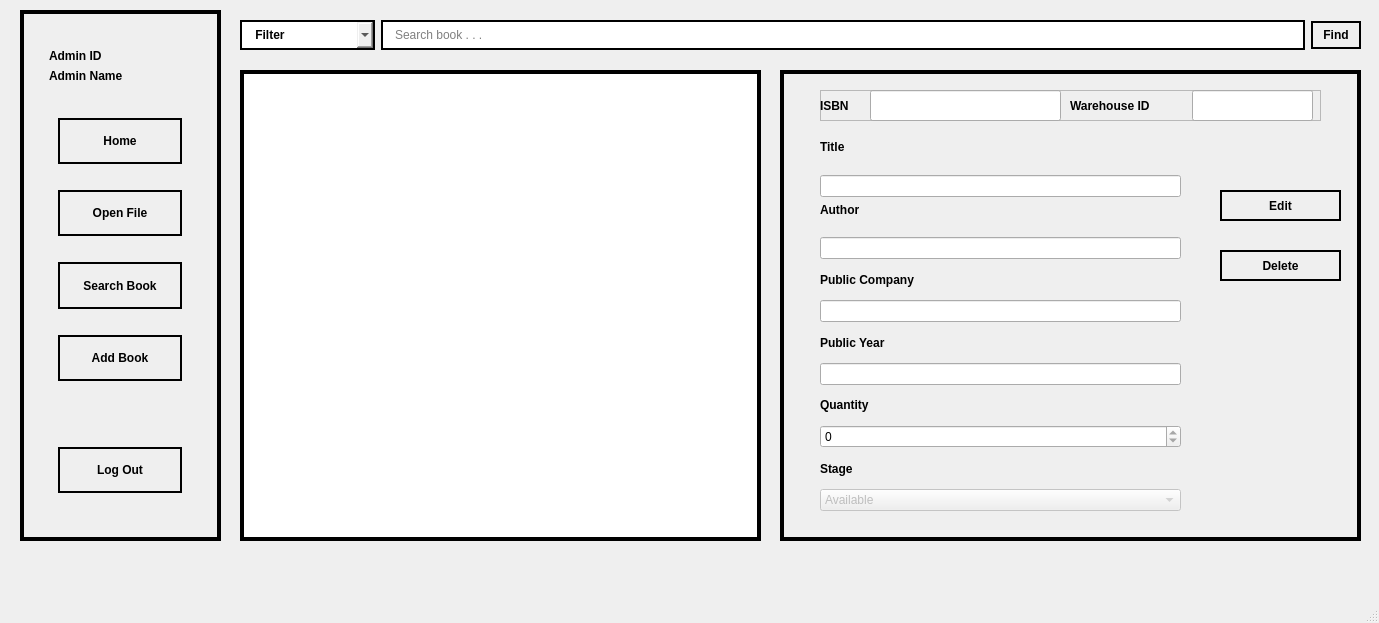
This is ui/designer-files/mainwindow.ui in viciousircle/FINAL-huhuh as Qt 5 draws it before an edit. The edited form follows.
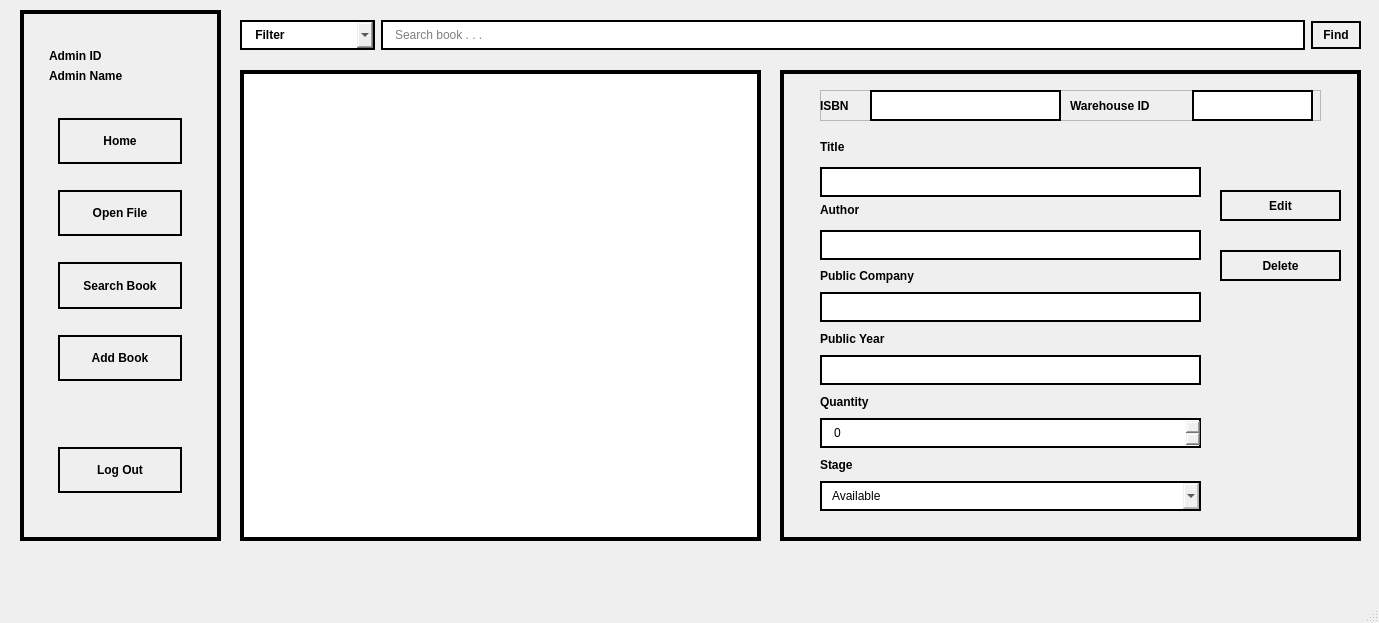
This is the edited form. The open tabs and pages were chosen to show the change.

Commit message: search ui table look goood maanannan

```diff
--- a/ui/designer-files/mainwindow.ui
+++ b/ui/designer-files/mainwindow.ui
@@ -877,7 +877,7 @@
         <rect>
          <x>40</x>
          <y>70</y>
-         <width>361</width>
+         <width>381</width>
          <height>371</height>
         </rect>
        </property>
@@ -899,6 +899,12 @@
           <property name="enabled">
            <bool>true</bool>
           </property>
+          <property name="styleSheet">
+           <string notr="true">border: 2px solid black;
+color: rgb(0, 0, 0);
+padding: 5px 10px 5px 10px ;
+</string>
+          </property>
           <property name="readOnly">
            <bool>true</bool>
           </property>
@@ -921,6 +927,12 @@
           <property name="enabled">
            <bool>true</bool>
           </property>
+          <property name="styleSheet">
+           <string notr="true">border: 2px solid black;
+color: rgb(0, 0, 0);
+padding: 5px 10px 5px 10px ;
+</string>
+          </property>
           <property name="readOnly">
            <bool>true</bool>
           </property>
@@ -943,6 +955,12 @@
           <property name="enabled">
            <bool>true</bool>
           </property>
+          <property name="styleSheet">
+           <string notr="true">border: 2px solid black;
+color: rgb(0, 0, 0);
+padding: 5px 10px 5px 10px ;
+</string>
+          </property>
           <property name="readOnly">
            <bool>true</bool>
           </property>
@@ -965,6 +983,12 @@
           <property name="enabled">
            <bool>true</bool>
           </property>
+          <property name="styleSheet">
+           <string notr="true">border: 2px solid black;
+color: rgb(0, 0, 0);
+padding: 5px 10px 5px 10px ;
+</string>
+          </property>
           <property name="readOnly">
            <bool>true</bool>
           </property>
@@ -987,6 +1011,12 @@
           <property name="enabled">
            <bool>true</bool>
           </property>
+          <property name="styleSheet">
+           <string notr="true">border: 2px solid black;
+color: rgb(0, 0, 0);
+padding: 5px 10px 5px 10px ;
+</string>
+          </property>
           <property name="readOnly">
            <bool>true</bool>
           </property>
@@ -1009,6 +1039,12 @@
           <property name="enabled">
            <bool>false</bool>
           </property>
+          <property name="styleSheet">
+           <string notr="true">border: 2px solid black;
+color: rgb(0, 0, 0);
+padding: 5px 10px 5px 10px ;
+</string>
+          </property>
           <property name="editable">
            <bool>false</bool>
           </property>
@@ -1247,6 +1283,12 @@
           <height>31</height>
          </rect>
         </property>
+        <property name="styleSheet">
+         <string notr="true">border: 2px solid black;
+color: rgb(0, 0, 0);
+padding: 5px 10px 5px 10px ;
+</string>
+        </property>
         <property name="readOnly">
          <bool>true</bool>
         </property>
@@ -1281,6 +1323,12 @@
           <height>31</height>
          </rect>
         </property>
+        <property name="styleSheet">
+         <string notr="true">border: 2px solid black;
+color: rgb(0, 0, 0);
+padding: 5px 10px 5px 10px ;
+</string>
+        </property>
         <property name="readOnly">
          <bool>true</bool>
         </property>
```
Left out of the diff: 16 changed lines with no effect on the pictures. The commit also changes 2 other files.
